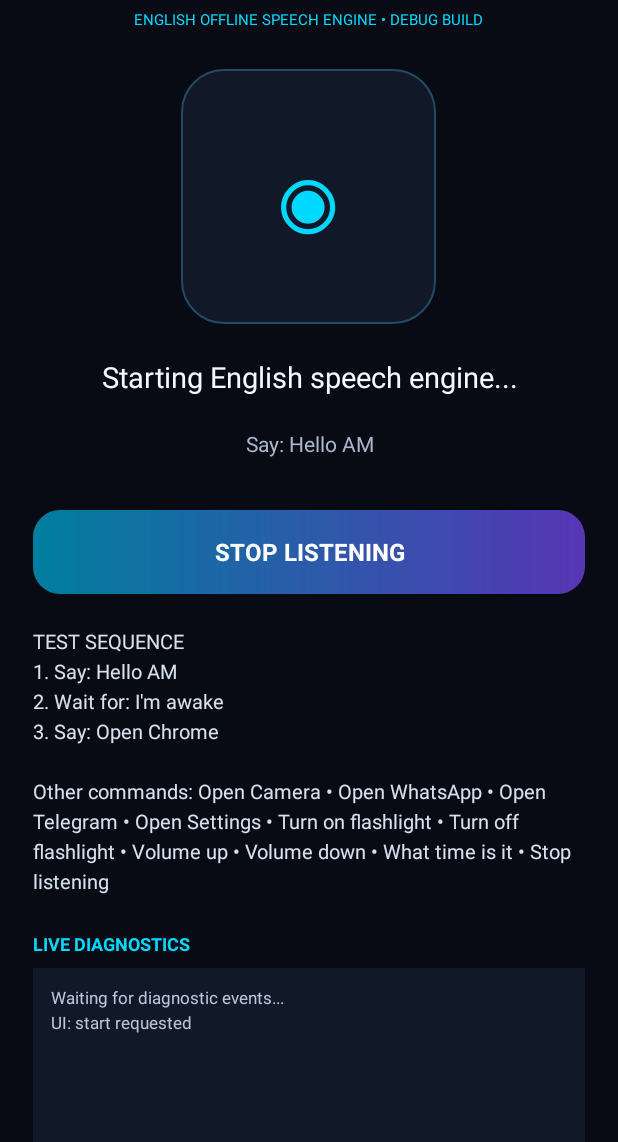
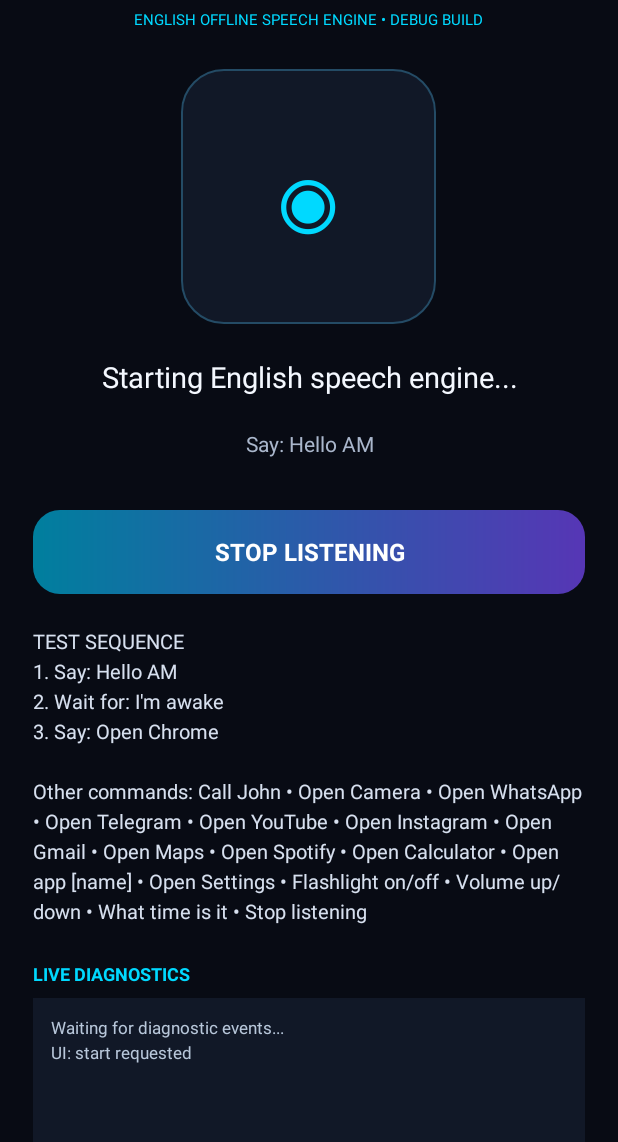
Before and after one commit to amirhossein-ghaffari/AM-Voice, an Android app: the screen it shows after launch (MainActivity), after a tap on "START LISTENING", on a phone screen of 412 x 824 dp, the part 94-1236 px from its top. Run offline under Robolectric (Android 15) with nearby library versions, the phone set to English and light mode, and no system bars.

Commit message:
Document expanded voice commands

```diff
--- a/app/src/main/res/layout/activity_main.xml
+++ b/app/src/main/res/layout/activity_main.xml
@@ -78,7 +78,7 @@
         <TextView
             android:layout_width="match_parent"
             android:layout_height="wrap_content"
-            android:text="TEST SEQUENCE\n1. Say: Hello AM\n2. Wait for: I'm awake\n3. Say: Open Chrome\n\nOther commands: Open Camera • Open WhatsApp • Open Telegram • Open Settings • Turn on flashlight • Turn off flashlight • Volume up • Volume down • What time is it • Stop listening"
+            android:text="TEST SEQUENCE\n1. Say: Hello AM\n2. Wait for: I'm awake\n3. Say: Open Chrome\n\nOther commands: Call John • Open Camera • Open WhatsApp • Open Telegram • Open YouTube • Open Instagram • Open Gmail • Open Maps • Open Spotify • Open Calculator • Open app [name] • Open Settings • Flashlight on/off • Volume up/down • What time is it • Stop listening"
             android:textColor="#D7E0EF"
             android:textSize="13sp"
             android:lineSpacingExtra="4dp"
```
